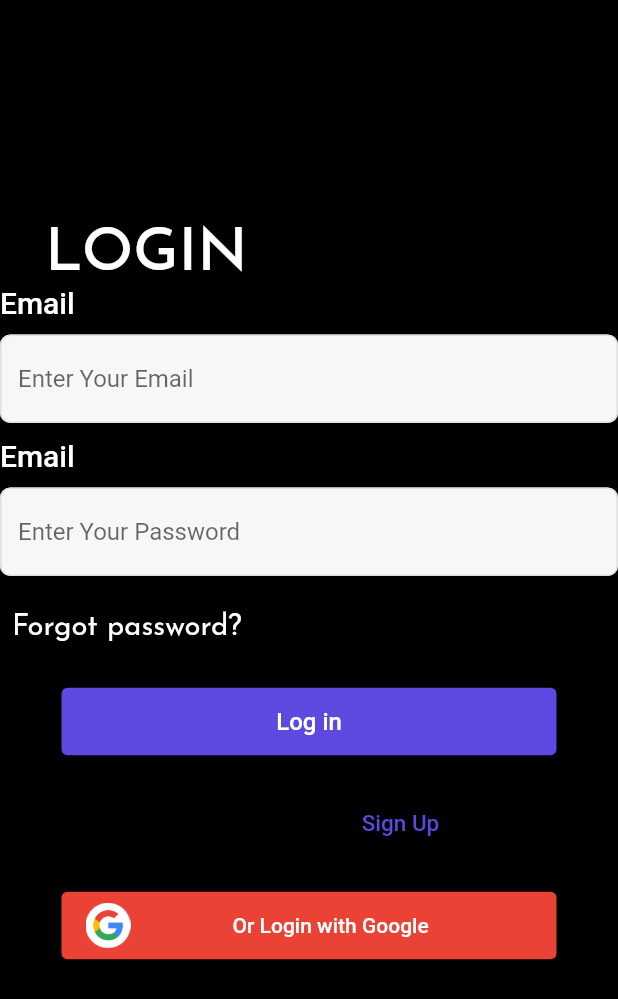
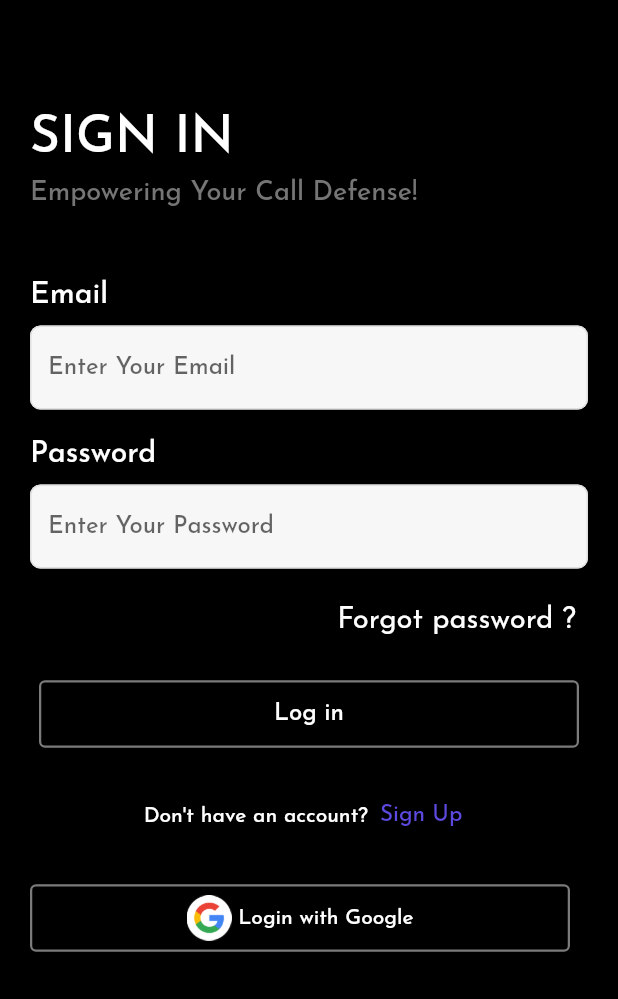
Before and after one commit to Lalopatel2311/contact_book, a Flutter app: the LogInScreen screen opened directly, on a phone screen of 412 x 824 dp. Shown: the top 999 px of the screen. Run offline on Flutter 3.47's test engine with Material 2 defaults, Android fonts, the phone set to English and light mode, and no system bars; our stand-ins replace cloud_firestore, firebase_auth, firebase_core, flutter_screenutil, fluttertoast, get and 1 more; accounts and stored records are empty; Roboto replaces fonts that are missing (TextStyle).

Commit message:
init commit 1

```diff
--- a/lib/View/Auth/log_in.dart
+++ b/lib/View/Auth/log_in.dart
@@ -20,40 +20,54 @@ class _LogInScreenState extends State<LogInScreen> {
       backgroundColor: PickColor.kBlack,
       body: SingleChildScrollView(
         clipBehavior: Clip.none,
+        child: SafeArea(
+          child: Padding(
+            padding: const EdgeInsets.only(left: 20, right: 20, top: 75),
             child: Column(
               mainAxisAlignment: MainAxisAlignment.start,
               crossAxisAlignment: CrossAxisAlignment.start,
               children: [
-            Padding(
-              padding: const EdgeInsets.only(
-                top: 150,
-                left: 30,
+                Text(
+                  "SIGN IN",
+                  style: FontTextStyle.kWhite30W500,
                 ),
-              child: Text("LOGIN",
-                  style: GoogleFonts.josefinSans(
-                    textStyle: TextStyle(
-                      fontSize: 35.sp,
-                      color: PickColor.kWhite,
-                      fontWeight: FontWeight.w500,
+                SizedBox(
+                  height: 10,
                 ),
-                  )),
+                Text(
+                  "Empowering Your Call Defense!",
+                  style: TextStyle(
+                    color: Colors.grey.shade600,
+                    fontSize: 18,
+                  ),
+                ),
+                SizedBox(
+                  height: 50,
                 ),
                 CommonTextFormField(
                     keyboardType: TextInputType.emailAddress,
                     hintText: "Enter Your Email",
                     controller: LoginVariable.emailController,
                     title: "Email"),
+                SizedBox(
+                  height: 10,
+                ),
                 CommonTextFormField(
                     keyboardType: TextInputType.visiblePassword,
                     hintText: "Enter Your Password",
                     controller: LoginVariable.passwordController,
-                title: "Email"),
+                    title: "Password"),
                 TextButton(
                   onPressed: () {},
-              child: Text(
-                "Forgot password?",
+                  child: Row(
+                    mainAxisAlignment: MainAxisAlignment.end,
+                    children: [
+                      Text(
+                        "Forgot password ?",
                         style: GoogleFonts.josefinSans(
                             textStyle: FontTextStyle.kWhite22W400),
+                      ),
+                    ],
                   ),
                 ),
                 SizedBox(
@@ -72,23 +86,24 @@ class _LogInScreenState extends State<LogInScreen> {
                         fontSize: 16,
                       ),
                     ),
-                style: ElevatedButton.styleFrom(
-                  primary: Color(0xff5c49e0),
-                  fixedSize: Size(330, 45),
+                    style: OutlinedButton.styleFrom(
+                      backgroundColor: Colors.transparent,
+                      fixedSize: const Size(360, 45),
+                      side: const BorderSide(
+                        color: PickColor.k7B7B7B,
+                        width: 1.50,
                       ),
                     ),
                   ),
-            SizedBox(
-              height: 20,
                 ),
                 Padding(
-              padding: const EdgeInsets.symmetric(
-                horizontal: 90,
-              ),
+                  padding: const EdgeInsets.symmetric(vertical: 20),
                   child: Row(
+                    mainAxisAlignment: MainAxisAlignment.center,
                     children: [
                       Text(
                         "Don't have an account?",
+                        style: TextStyle(color: PickColor.kWhite),
                       ),
                       TextButton(
                         onPressed: () {},
@@ -104,40 +119,34 @@ class _LogInScreenState extends State<LogInScreen> {
                     ],
                   ),
                 ),
-            SizedBox(
-              height: 20,
-            ),
-            Center(
-              child: ElevatedButton(
+                ElevatedButton(
                   onPressed: () {},
                   child: Row(
+                    mainAxisAlignment: MainAxisAlignment.center,
                     children: [
                       Image.asset(
                         "assets/images/google logo.png",
                         scale: 80,
                       ),
-                    Padding(
-                      padding: const EdgeInsets.symmetric(
-                        horizontal: 68,
-                      ),
-                      child: Text(
-                        "Or Login with Google",
-                      ),
+                      Text(
+                        " Login with Google",
                       ),
                     ],
                   ),
-                style: ElevatedButton.styleFrom(
-                  primary: Color(0xffea4235),
-                  fixedSize: Size(
-                    330,
-                    45,
-                  ),
+                  style: OutlinedButton.styleFrom(
+                    backgroundColor: Colors.transparent,
+                    fixedSize: const Size(360, 45),
+                    side: const BorderSide(
+                      color: PickColor.k7B7B7B,
+                      width: 1.50,
                     ),
                   ),
                 ),
               ],
             ),
           ),
+        ),
+      ),
     );
   }
 }
--- a/lib/View/Auth/register.dart
+++ b/lib/View/Auth/register.dart
@@ -30,7 +30,7 @@ class _RegisterScreenState extends State<RegisterScreen> {
       backgroundColor: PickColor.kBlack,
       body: SingleChildScrollView(
         child: Padding(
-          padding: const EdgeInsets.symmetric(horizontal: 20, vertical: 20),
+          padding: const EdgeInsets.only(left: 20, right: 20, top: 75),
           child: Form(
             key: formKey,
             child: Column(
@@ -58,7 +58,7 @@ class _RegisterScreenState extends State<RegisterScreen> {
                 ),
                 CommonTextFormField(
                     keyboardType: TextInputType.emailAddress,
-                    hintText: "enter your name",
+                    hintText: "Enter your name",
                     controller: RegisterVariable.nameController,
                     title: "Name"),
                 SizedBox(
@@ -66,7 +66,7 @@ class _RegisterScreenState extends State<RegisterScreen> {
                 ),
                 CommonTextFormField(
                     keyboardType: TextInputType.emailAddress,
-                    hintText: "enter your email address",
+                    hintText: "Enter your email address",
                     controller: RegisterVariable.emailController,
                     title: "Email"),
                 SizedBox(
@@ -74,7 +74,7 @@ class _RegisterScreenState extends State<RegisterScreen> {
                 ),
                 CommonTextFormField(
                     keyboardType: TextInputType.number,
-                    hintText: "enter your password",
+                    hintText: "Enter your password",
                     controller: RegisterVariable.passwordController,
                     title: "Password"),
                 SizedBox(
@@ -82,9 +82,9 @@ class _RegisterScreenState extends State<RegisterScreen> {
                 ),
                 CommonTextFormField(
                     keyboardType: TextInputType.number,
-                    hintText: "Re enter your password",
+                    hintText: "Confirm your password",
                     controller: RegisterVariable.repeatPasswordController,
-                    title: "Reenter Password"),
+                    title: "Confirm Password"),
                 const SizedBox(
                   height: 20,
                 ),
--- a/lib/main.dart
+++ b/lib/main.dart
@@ -25,8 +25,8 @@ class MyApp extends StatelessWidget {
       builder: (context, child) {
         return GetMaterialApp(
           debugShowCheckedModeBanner: false,
-          theme: ThemeData(fontFamily: "${GoogleFonts.josefinSans()}"),
-          home: LogInScreen(),
+          theme: ThemeData(fontFamily: "JosefinSans"),
+          home: RegisterScreen(),
         );
       },
     );
```
Lines whose indentation alone changed are shown as unchanged.
